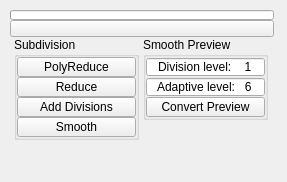
The window that ui/level_3/subdivision.ui (m3trik/Scripts_portable) describes before a commit, drawn with Qt 5.
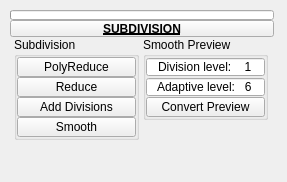
The same window after the commit. Custom widgets are drawn as their Qt base class.

Patch:
```diff
--- a/ui/level_3/subdivision.ui
+++ b/ui/level_3/subdivision.ui
@@ -487,8 +487,15 @@
          <height>17</height>
         </size>
        </property>
+       <property name="font">
+        <font>
+         <weight>75</weight>
+         <bold>true</bold>
+         <underline>true</underline>
+        </font>
+       </property>
        <property name="text">
-        <string/>
+        <string>SUBDIVISION</string>
        </property>
        <property name="checkable">
         <bool>true</bool>
```
